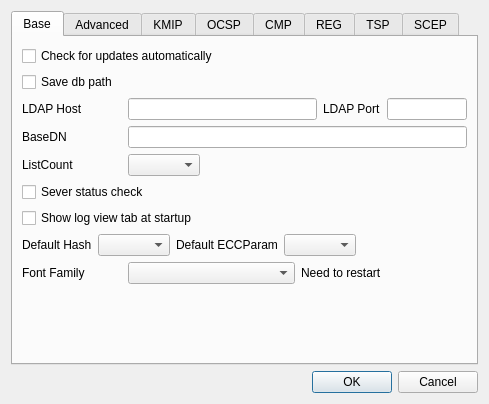
Above: CertMan/settings_dlg.ui from jykim74/CertMan before the change. Below: the same form after it.
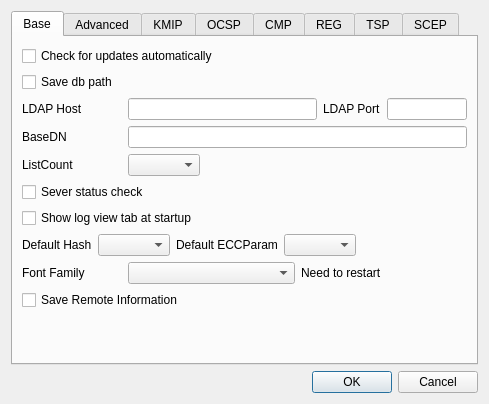
That is the form after the change. The open tabs and pages were chosen to show the change.

Patch:
```diff
--- a/CertMan/settings_dlg.ui
+++ b/CertMan/settings_dlg.ui
@@ -221,6 +221,13 @@
          </item>
         </layout>
        </item>
+       <item>
+        <widget class="QCheckBox" name="mSaveRemoteInfoCheck">
+         <property name="text">
+          <string>Save Remote Information</string>
+         </property>
+        </widget>
+       </item>
        <item>
         <spacer name="verticalSpacer">
          <property name="orientation">
```
Left out of the diff: 2 changed lines with no effect on the pictures.
